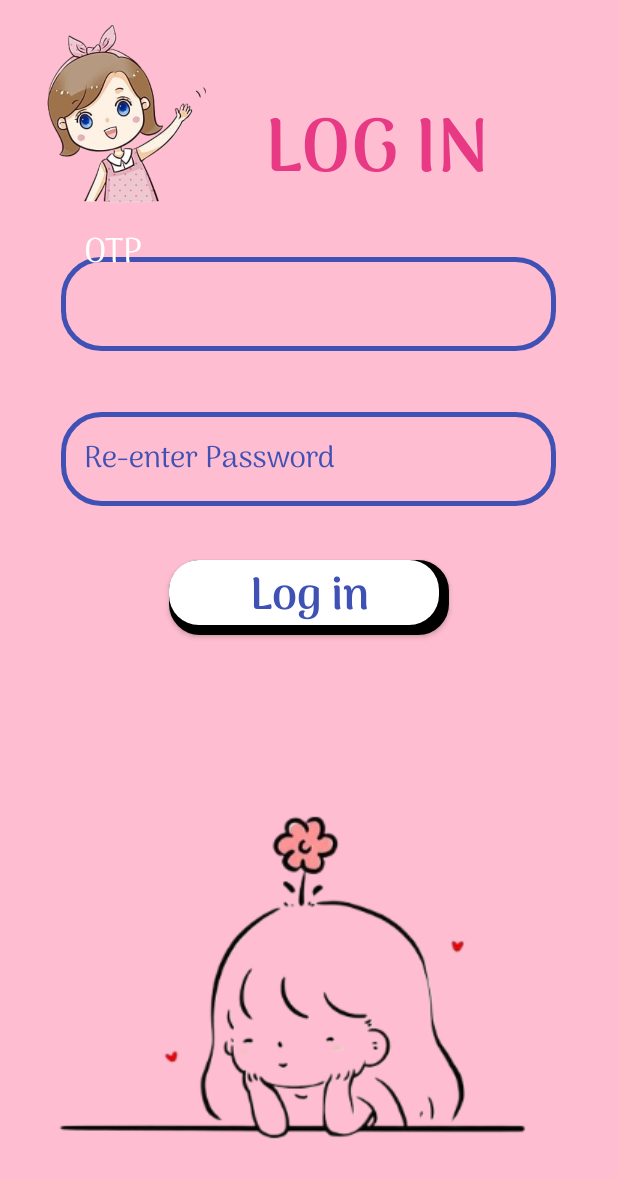
After one commit to Nhuwynee/SellBooks, an Android app: the layout forgot_pass.xml on its own in the app's theme, with its tools: preview values and no code run, on a phone screen of 412 x 824 dp. The commit adds this screen. Shown: the top 1178 px of the screen. Run offline under Robolectric (Android 15) with nearby library versions, the phone set to English and light mode, and no system bars.

Commit message:
Layout Login Signup ForgotPass

```diff
--- a/app/src/main/AndroidManifest.xml
+++ b/app/src/main/AndroidManifest.xml
@@ -12,6 +12,9 @@
         android:supportsRtl="true"
         android:theme="@style/Theme.BANSACH"
         tools:targetApi="31">
+        <activity android:name=".signup" />
+        <activity android:name=".login_main" />
+        <activity android:name=".forgot_pass"/>
         <activity
             android:name=".MainActivity"
             android:exported="true">
--- /dev/null
+++ b/app/src/main/res/layout/forgot_pass.xml
@@ -0,0 +1,107 @@
+<?xml version="1.0" encoding="utf-8"?>
+<LinearLayout xmlns:android="http://schemas.android.com/apk/res/android"
+    android:layout_width="match_parent"
+    android:layout_height="match_parent"
+    xmlns:app="http://schemas.android.com/apk/res-auto"
+    android:orientation="vertical"
+    android:gravity="center"
+    android:background="#E0FFB5CB">
+    <LinearLayout
+        android:layout_width="match_parent"
+        android:layout_height="wrap_content"
+        >
+        <ImageView
+            android:layout_width="0dp"
+            android:layout_height="150dp"
+            android:layout_weight="1"
+            android:layout_gravity="start"
+            android:src="@drawable/hello" />
+        <TextView
+            android:layout_width="0dp"
+            android:layout_height="wrap_content"
+            android:layout_weight="1.5"
+            android:text="LOG IN"
+            android:layout_marginTop="60dp"
+            android:textSize="50sp"
+            android:textColor="#E73984"
+            android:fontFamily="@font/arima_semibold"
+            android:layout_marginLeft="20dp"/>
+    </LinearLayout>
+    <com.google.android.material.textfield.TextInputLayout
+        android:id="@+id/edit_username"
+        android:layout_width="wrap_content"
+        android:layout_height="wrap_content"
+        android:hint="OTP"
+        android:textColorHint="#3F51B5"
+        app:hintEnabled="true"
+        app:hintTextAppearance="@style/HintTextAppearance">
+        <EditText
+            android:id="@+id/edittext_username"
+            android:layout_width="match_parent"
+            android:layout_height="wrap_content"
+            android:inputType="text"
+            android:layout_margin="16dp"
+            android:padding="15dp"
+            android:textColor="#3F51B5"
+            android:textSize="20sp"
+            android:fontFamily="@font/arima_regular"
+            android:background="@drawable/bg_textfield"/>
+    </com.google.android.material.textfield.TextInputLayout>
+
+    <com.google.android.material.textfield.TextInputLayout
+        android:id="@+id/edit_password"
+        android:layout_width="wrap_content"
+        android:layout_height="wrap_content"
+        android:hint="Re-enter Password"
+        android:textColorHint="#3F51B5"
+        app:hintEnabled="true"
+        app:hintTextAppearance="@style/HintTextAppearance">
+        <EditText
+            android:id="@+id/edittext_password"
+            android:layout_width="match_parent"
+            android:layout_height="wrap_content"
+            android:inputType="textPassword"
+            android:layout_margin="16dp"
+            android:padding="15dp"
+            android:textColor="#3F51B5"
+            android:textSize="20sp"
+            android:fontFamily="@font/arima_regular"
+            android:background="@drawable/bg_textfield"/>
+    </com.google.android.material.textfield.TextInputLayout>
+
+
+    <Button
+        android:id="@+id/btn_signup"
+        android:layout_width="wrap_content"
+        android:layout_height="wrap_content"
+        android:layout_marginTop="20dp"
+        android:text="Log in"
+        android:textAllCaps="false"
+        android:textSize="30sp"
+        android:fontFamily="@font/arima_semibold"
+        android:textColor="#3F51B5"
+        android:background="@drawable/bg_button"
+        />
+
+
+    <TextView
+        android:id="@+id/returnbt"
+        android:layout_width="wrap_content"
+        android:layout_height="wrap_content"
+        android:text=""
+        android:layout_gravity="center"
+        android:layout_marginTop="10dp"
+        android:textColor="#FFFFFF"
+        android:textSize="35sp"
+        android:fontFamily="@font/arima_regular"
+        />
+
+    <ImageButton
+        android:layout_width="wrap_content"
+        android:layout_height="0dp"
+        android:layout_weight="0.5"
+        android:src="@drawable/hello2"
+        android:background="#00000000"/>
+
+
+</LinearLayout>
--- /dev/null
+++ b/app/src/main/res/values/hint_text.xml
@@ -0,0 +1,7 @@
+<resources>
+    <style name="HintTextAppearance" parent="TextAppearance.AppCompat">
+        <item name="android:textSize">23sp</item> <!-- Kích thước của hint -->
+        <item name="android:textColor">#FFFFFF</item> <!-- Màu của hint -->
+        <item name="android:fontFamily">@font/arima_regular</item>
+    </style>
+</resources>
--- a/app/src/main/res/values/themes.xml
+++ b/app/src/main/res/values/themes.xml
@@ -1,6 +1,6 @@
 <resources xmlns:tools="http://schemas.android.com/tools">
     <!-- Base application theme. -->
-    <style name="Base.Theme.BANSACH" parent="Theme.Material3.DayNight.NoActionBar">
+    <style name="Base.Theme.BANSACH" parent="Theme.AppCompat.DayNight.DarkActionBar">
         <!-- Customize your light theme here. -->
         <!-- <item name="colorPrimary">@color/my_light_primary</item> -->
     </style>
```
Also changed, not shown: app/src/main/res/layout/login1.xml (added, +64 -0 lines), app/src/main/res/layout/login_main.xml (added, +116 -0 lines), app/src/main/res/layout/signup.xml (added, +131 -0 lines).
